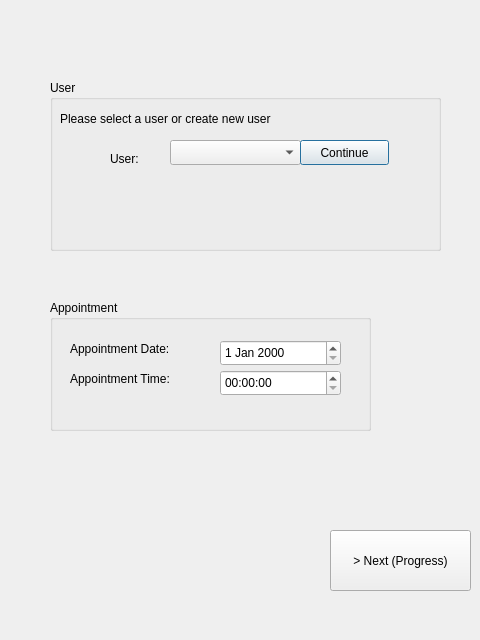
Above: ui/add_to_existing_patient.ui from frdedynamics/Appihr_project_helse_frde before the change. Below: the same form after it.
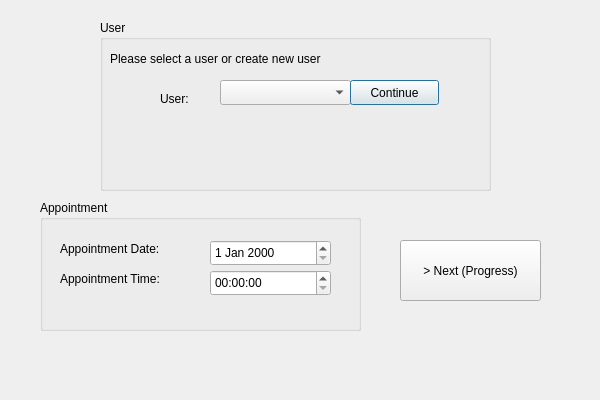
That is the form after the change.

Commit message: intro to add_to_existing_patient transitions done

Patch:
```diff
--- a/ui/add_to_existing_patient.ui
+++ b/ui/add_to_existing_patient.ui
@@ -6,8 +6,8 @@
    <rect>
     <x>0</x>
     <y>0</y>
-    <width>480</width>
-    <height>640</height>
+    <width>600</width>
+    <height>400</height>
    </rect>
   </property>
   <property name="windowTitle">
@@ -16,8 +16,8 @@
   <widget class="QGroupBox" name="groupBox_2">
    <property name="geometry">
     <rect>
-     <x>50</x>
-     <y>80</y>
+     <x>100</x>
+     <y>20</y>
      <width>391</width>
      <height>171</height>
     </rect>
@@ -78,8 +78,8 @@
   <widget class="QGroupBox" name="groupBox">
    <property name="geometry">
     <rect>
-     <x>50</x>
-     <y>300</y>
+     <x>40</x>
+     <y>200</y>
      <width>321</width>
      <height>131</height>
     </rect>
@@ -137,8 +137,8 @@
   <widget class="QPushButton" name="pushButton">
    <property name="geometry">
     <rect>
-     <x>330</x>
-     <y>530</y>
+     <x>400</x>
+     <y>240</y>
      <width>141</width>
      <height>61</height>
     </rect>
```
The commit also changes 6 other files.
